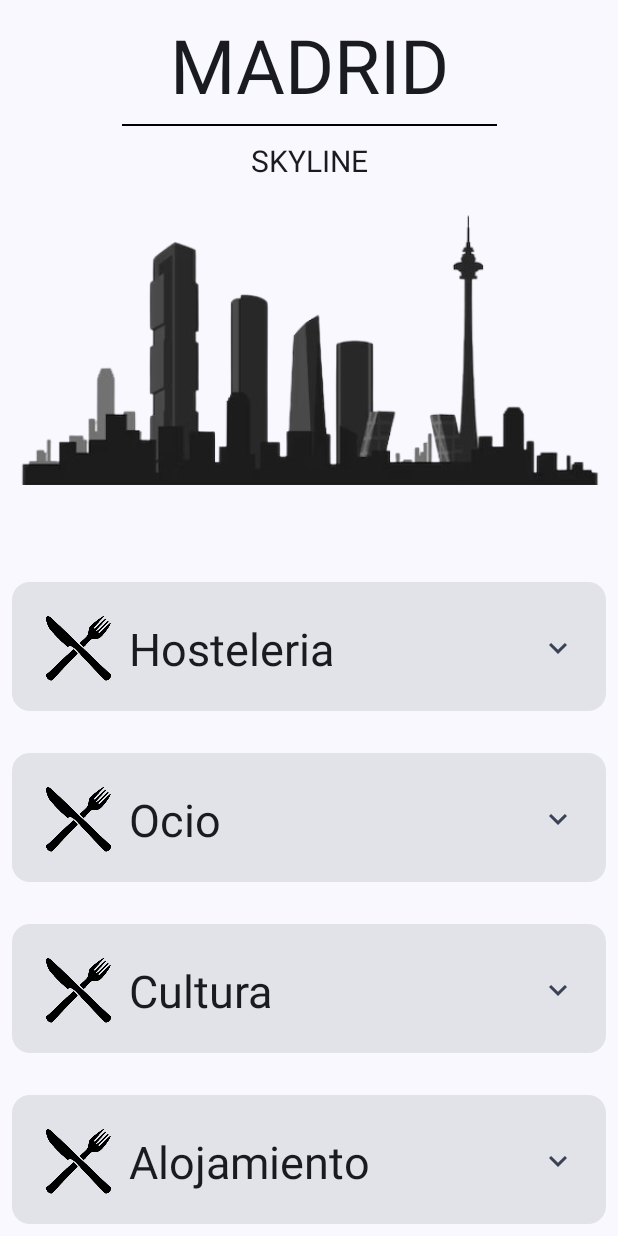
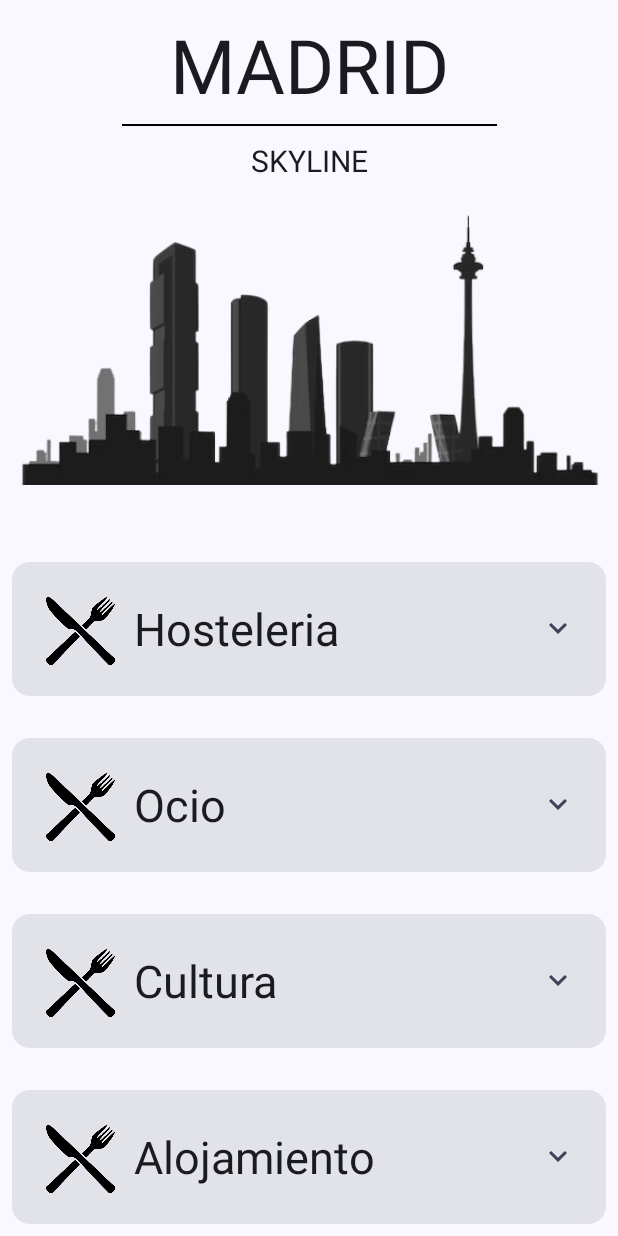
Before and after one commit to IreneLM97/PMDM_P4_MyCity_Madrid, an Android app built with Jetpack Compose: the screen it shows after launch (MainActivity), on a phone screen of 412 x 824 dp. Run offline under Robolectric (Android 15) with nearby library versions, the phone set to English and light mode, and no system bars.

Commit message:
Añadidos iconos de categorías. Cambios en strings.xml y dimens.xml

```diff
--- a/app/src/main/res/values/dimens.xml
+++ b/app/src/main/res/values/dimens.xml
@@ -19,5 +19,5 @@
     <dimen name="padding_medium">12dp</dimen>
     <dimen name="padding_big">22dp</dimen>
     <dimen name="thickness_divider">1dp</dimen>
-    <dimen name="image_category_size">70dp</dimen>
+    <dimen name="image_category_size">73dp</dimen>
 </resources>
--- a/app/src/main/res/values/strings.xml
+++ b/app/src/main/res/values/strings.xml
@@ -1,11 +1,13 @@
 <resources>
     <string name="app_name">PMDM_P4_MyCity_Madrid</string>
 
+    <string name="city_break">CITY BREAK</string>
     <string name="silueta">silueta</string>
     <string name="madrid">MADRID</string>
     <string name="skyline">SKYLINE</string>
-    <string name="category_icon">category_icon</string>
-    <string name="expand_button_content_description">See more or less information about a category.</string>
+    <string name="category_icon">Icono de la categoría</string>
+    <string name="expand_button_content_description">Ver más sobre la categoría</string>
+    <string name="back_button">botón volver</string>
 
     <!-- Recursos de categorías -->
     <string name="hosteleria">Hosteleria</string>
@@ -214,5 +216,4 @@
     <string name="nom_apartamento5">Stylish City Apartamentos</string>
     <string name="dir_apartamento5">37, C. de Luis Cabrera, 5A, 28002 Madrid</string>
     <string name="desc_apartamento5">El apartotel dispone de apartamentos elegantes y suites con cocina y pantalla plana en un entorno tranquilo.</string>
-
 </resources>
```
Also changed, not shown: app/src/main/res/drawable-nodpi/icon_alojamiento.png (added), app/src/main/res/drawable-nodpi/icon_cultura.png (added), app/src/main/res/drawable-nodpi/icon_ocio.png (added).
